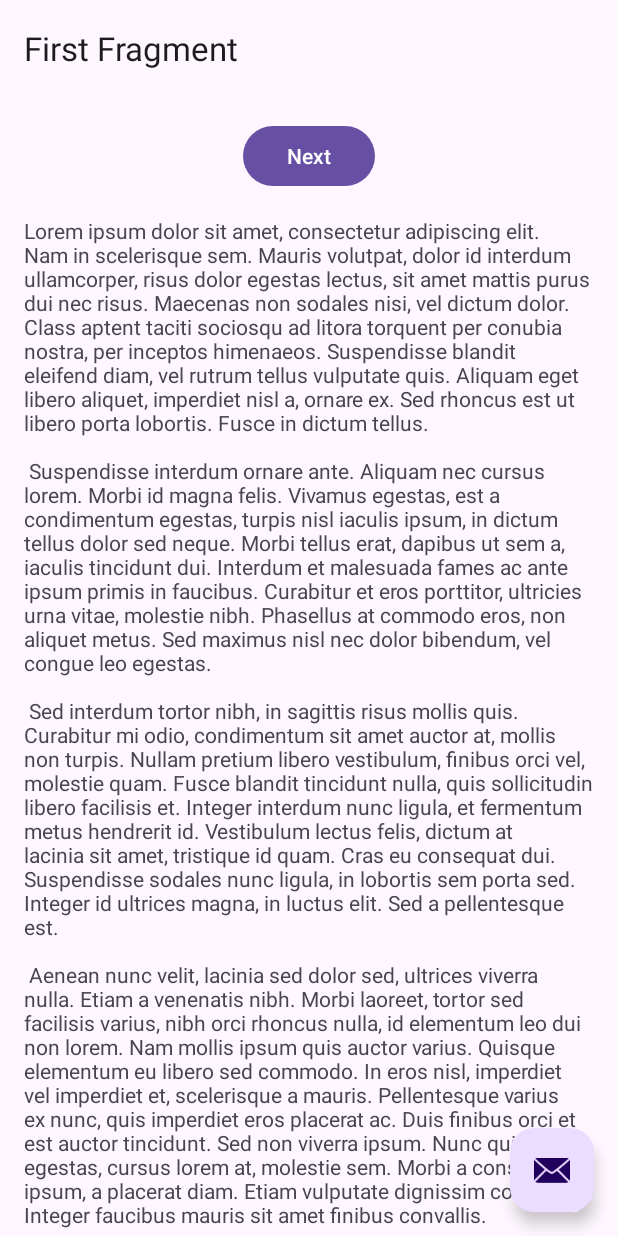
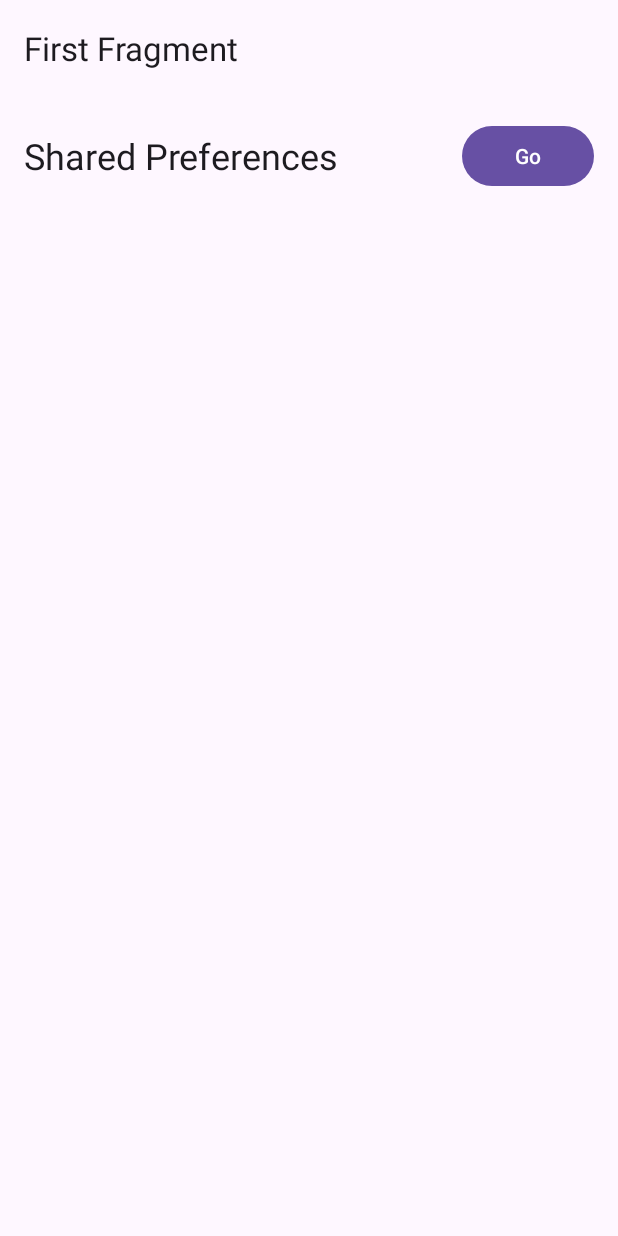
Before and after one commit to pherasymchuk/Andrushchenko-Apps, an Android app: the screen it shows after launch (MainActivity), on a phone screen of 412 x 824 dp. Run offline under Robolectric (Android 15) with nearby library versions, the phone set to English and light mode, and no system bars; our stand-ins replace navigation-ui.

Commit message:
Implement SharedPreferences task

```diff
--- a/app/build.gradle.kts
+++ b/app/build.gradle.kts
@@ -46,6 +46,7 @@ dependencies {
     implementation(libs.androidx.constraintlayout)
     implementation(libs.androidx.navigation.fragment.ktx)
     implementation(libs.androidx.navigation.ui.ktx)
+    implementation(libs.androidx.activity)
     testImplementation(libs.junit)
     androidTestImplementation(libs.androidx.junit)
     androidTestImplementation(libs.androidx.espresso.core)
--- a/app/src/main/AndroidManifest.xml
+++ b/app/src/main/AndroidManifest.xml
@@ -13,6 +13,9 @@
         android:theme="@style/Theme.AndruschenkoApps"
         tools:targetApi="31">
         <activity
+            android:name=".apps.SharedPreferencesActivity"
+            android:exported="false" />
+        <activity
             android:name=".MainActivity"
             android:exported="true"
             android:theme="@style/Theme.AndruschenkoApps">
--- a/app/src/main/java/com/herasymchuk/andrushchenko/FirstFragment.kt
+++ b/app/src/main/java/com/herasymchuk/andrushchenko/FirstFragment.kt
@@ -24,8 +24,8 @@ class FirstFragment : Fragment() {
     override fun onViewCreated(view: View, savedInstanceState: Bundle?) {
         super.onViewCreated(view, savedInstanceState)
 
-        binding.buttonFirst.setOnClickListener {
-            findNavController().navigate(R.id.action_FirstFragment_to_SecondFragment)
+        binding.btnSharedPreferences.setOnClickListener {
+            findNavController().navigate(R.id.action_FirstFragment_to_sharedPreferencesActivity)
         }
     }
 
--- a/app/src/main/java/com/herasymchuk/andrushchenko/MainActivity.kt
+++ b/app/src/main/java/com/herasymchuk/andrushchenko/MainActivity.kt
@@ -2,7 +2,7 @@ package com.herasymchuk.andrushchenko
 
 import android.os.Bundle
 import androidx.appcompat.app.AppCompatActivity
-import androidx.navigation.findNavController
+import androidx.navigation.fragment.NavHostFragment
 import androidx.navigation.ui.AppBarConfiguration
 import androidx.navigation.ui.setupActionBarWithNavController
 import com.herasymchuk.andrushchenko.databinding.ActivityMainBinding
@@ -19,8 +19,11 @@ class MainActivity : AppCompatActivity() {
         setContentView(binding.root)
 
         setSupportActionBar(binding.toolbar)
-
-        val navController = findNavController(R.id.nav_host_fragment_content_main)
+        val navHostFragment = supportFragmentManager.findFragmentById(
+            R.id
+                .nav_host_fragment_content_main
+        ) as NavHostFragment
+        val navController = navHostFragment.navController
         appBarConfiguration = AppBarConfiguration(navController.graph)
         setupActionBarWithNavController(navController, appBarConfiguration)
     }
--- a/app/src/main/res/layout/activity_main.xml
+++ b/app/src/main/res/layout/activity_main.xml
@@ -1,6 +1,5 @@
 <?xml version="1.0" encoding="utf-8"?>
 <androidx.coordinatorlayout.widget.CoordinatorLayout xmlns:android="http://schemas.android.com/apk/res/android"
-    xmlns:app="http://schemas.android.com/apk/res-auto"
     xmlns:tools="http://schemas.android.com/tools"
     android:layout_width="match_parent"
     android:layout_height="match_parent"
@@ -21,13 +20,4 @@
 
     <include layout="@layout/content_main" />
 
-    <com.google.android.material.floatingactionbutton.FloatingActionButton
-        android:id="@+id/fab"
-        android:layout_width="wrap_content"
-        android:layout_height="wrap_content"
-        android:layout_gravity="bottom|end"
-        android:layout_marginEnd="@dimen/fab_margin"
-        android:layout_marginBottom="16dp"
-        app:srcCompat="@android:drawable/ic_dialog_email" />
-
 </androidx.coordinatorlayout.widget.CoordinatorLayout>
--- a/app/src/main/res/layout/content_main.xml
+++ b/app/src/main/res/layout/content_main.xml
@@ -5,7 +5,7 @@
     android:layout_height="match_parent"
     app:layout_behavior="@string/appbar_scrolling_view_behavior">
 
-    <fragment
+    <androidx.fragment.app.FragmentContainerView
         android:id="@+id/nav_host_fragment_content_main"
         android:name="androidx.navigation.fragment.NavHostFragment"
         android:layout_width="0dp"
--- a/app/src/main/res/layout/fragment_first.xml
+++ b/app/src/main/res/layout/fragment_first.xml
@@ -1,35 +1,29 @@
 <?xml version="1.0" encoding="utf-8"?>
 <androidx.core.widget.NestedScrollView xmlns:android="http://schemas.android.com/apk/res/android"
-    xmlns:app="http://schemas.android.com/apk/res-auto"
     xmlns:tools="http://schemas.android.com/tools"
     android:layout_width="match_parent"
     android:layout_height="match_parent"
-    tools:context=".FirstFragment">
+    tools:context=".FirstFragment"
+    tools:ignore="HardcodedText">
 
-    <androidx.constraintlayout.widget.ConstraintLayout
+    <LinearLayout
         android:layout_width="match_parent"
         android:layout_height="match_parent"
         android:padding="16dp">
 
+        <TextView
+            style="@style/MaterialAlertDialog.Material3.Title.Text"
+            android:layout_width="0dp"
+            android:layout_height="wrap_content"
+            android:layout_weight="1"
+            android:text="Shared Preferences" />
+
         <Button
-            android:id="@+id/button_first"
+            android:id="@+id/btn_shared_preferences"
             android:layout_width="wrap_content"
             android:layout_height="wrap_content"
-            android:text="@string/next"
-            app:layout_constraintBottom_toTopOf="@id/textview_first"
-            app:layout_constraintEnd_toEndOf="parent"
-            app:layout_constraintStart_toStartOf="parent"
-            app:layout_constraintTop_toTopOf="parent" />
+            android:text="Go" />
 
-        <TextView
-            android:id="@+id/textview_first"
-            android:layout_width="wrap_content"
-            android:layout_height="wrap_content"
-            android:layout_marginTop="16dp"
-            android:text="@string/lorem_ipsum"
-            app:layout_constraintBottom_toBottomOf="parent"
-            app:layout_constraintEnd_toEndOf="parent"
-            app:layout_constraintStart_toStartOf="parent"
-            app:layout_constraintTop_toBottomOf="@id/button_first" />
-    </androidx.constraintlayout.widget.ConstraintLayout>
+    </LinearLayout>
+
 </androidx.core.widget.NestedScrollView>
--- a/app/src/main/res/navigation/nav_graph.xml
+++ b/app/src/main/res/navigation/nav_graph.xml
@@ -14,7 +14,14 @@
         <action
             android:id="@+id/action_FirstFragment_to_SecondFragment"
             app:destination="@id/SecondFragment" />
+        <action
+            android:id="@+id/action_FirstFragment_to_sharedPreferencesActivity"
+            app:destination="@id/sharedPreferencesActivity" />
     </fragment>
+    <!--    <activity-->
+    <!--        android:id="@+id/SharedPreferencesActivity"-->
+    <!--        android:name="com.herasymchuk.andrushchenko.apps.SharedPreferencesActivity"-->
+    <!--        android:label="Shared Preferences" />-->
     <fragment
         android:id="@+id/SecondFragment"
         android:name="com.herasymchuk.andrushchenko.SecondFragment"
@@ -25,4 +32,9 @@
             android:id="@+id/action_SecondFragment_to_FirstFragment"
             app:destination="@id/FirstFragment" />
     </fragment>
+    <activity
+        android:id="@+id/sharedPreferencesActivity"
+        android:name="com.herasymchuk.andrushchenko.apps.SharedPreferencesActivity"
+        android:label="Shared Preferences"
+        tools:layout="@layout/activity_shared_preferences" />
 </navigation>
--- a/app/src/main/res/values/strings.xml
+++ b/app/src/main/res/values/strings.xml
@@ -43,4 +43,5 @@
         libero vel nunc consequat, quis tincidunt nisl eleifend. Cras bibendum enim a justo luctus
         vestibulum. Fusce dictum libero quis erat maximus, vitae volutpat diam dignissim.
     </string>
+    <string name="current_value_some_value">Current value: %1$s</string>
 </resources>
--- a/gradle/libs.versions.toml
+++ b/gradle/libs.versions.toml
@@ -10,6 +10,7 @@ material = "1.11.0"
 constraintlayout = "2.1.4"
 navigationFragmentKtx = "2.7.6"
 navigationUiKtx = "2.7.6"
+activity = "1.8.2"
 
 [libraries]
 androidx-core-ktx = { group = "androidx.core", name = "core-ktx", version.ref = "coreKtx" }
@@ -21,6 +22,7 @@ material = { group = "com.google.android.material", name = "material", version.r
 androidx-constraintlayout = { group = "androidx.constraintlayout", name = "constraintlayout", version.ref = "constraintlayout" }
 androidx-navigation-fragment-ktx = { group = "androidx.navigation", name = "navigation-fragment-ktx", version.ref = "navigationFragmentKtx" }
 androidx-navigation-ui-ktx = { group = "androidx.navigation", name = "navigation-ui-ktx", version.ref = "navigationUiKtx" }
+androidx-activity = { group = "androidx.activity", name = "activity", version.ref = "activity" }
 
 [plugins]
 androidApplication = { id = "com.android.application", version.ref = "agp" }
```
Also changed, not shown: app/src/main/java/com/herasymchuk/andrushchenko/apps/SharedPreferencesActivity.kt (added, +65 -0 lines), app/src/main/res/layout/activity_shared_preferences.xml (added, +52 -0 lines), app/src/main/res/menu/menu_main.xml (deleted, +0 -10 lines).
